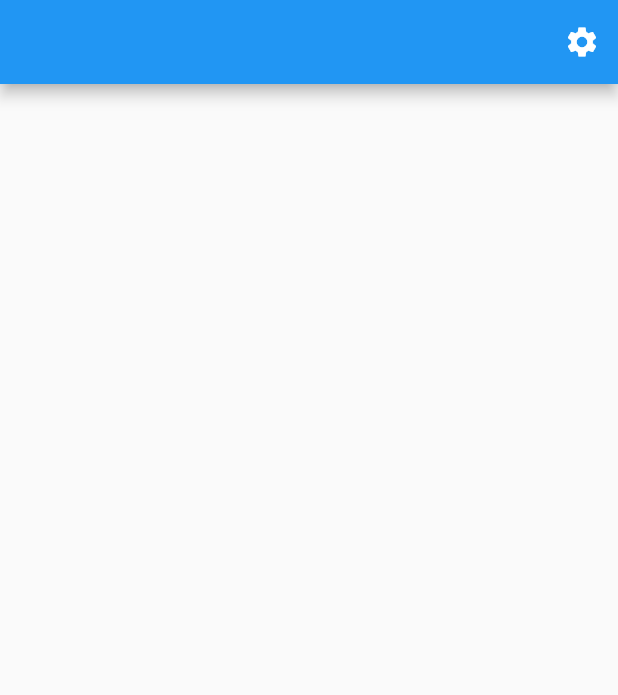
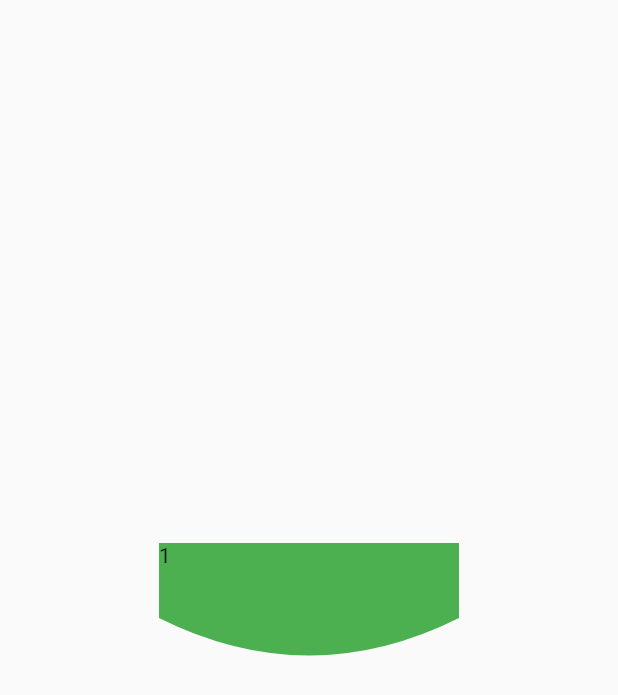
Before and after one commit to mdddj/flutter_what_is_this_game, a Flutter app: the screen it shows after launch, on a phone screen of 412 x 824 dp. Shown: the top 695 px of the screen. Run offline on Flutter 3.47's test engine with Material 2 defaults, Android fonts, the phone set to English and light mode, and no system bars; our stand-ins replace get.

Commit message:
添加贝塞尔曲线

```diff
--- /dev/null
+++ b/lib/demos/demo3.dart
@@ -0,0 +1,56 @@
+import 'package:flutter/material.dart';
+
+const w = 200.0;
+const h = 100.0;
+
+class Demo3 extends StatefulWidget {
+  const Demo3({Key? key}) : super(key: key);
+
+  @override
+  _Demo3State createState() => _Demo3State();
+}
+
+class _Demo3State extends State<Demo3> {
+  @override
+  Widget build(BuildContext context) {
+    return Scaffold(
+      body: Center(
+        child: Container(
+          width: w,
+          height: h,
+          color: Colors.grey.shade50,
+          child: ClipPath(
+            clipper: CustomChipPath(),
+            child: Container(
+              width: w,
+              height: h,
+              color: Colors.green,
+              child: Text('1'),
+            ),
+          ),
+        ),
+      ),
+    );
+  }
+}
+
+class CustomChipPath extends CustomClipper<Path> {
+  @override
+  bool shouldReclip(covariant CustomClipper oldClipper) => true;
+
+  @override
+  Path getClip(Size size) {
+    print(size);
+    Path path = Path();
+
+    path.lineTo(0, h * 0.5);
+
+    const p1 = Offset(w/2, h);
+    const p2 = Offset(w, h*0.5);
+    path.quadraticBezierTo(p1.dx, p1.dy,p2.dx,p2.dy);
+
+    path.lineTo(w, 0);
+
+    return path;
+  }
+}
--- a/lib/main.dart
+++ b/lib/main.dart
@@ -1,4 +1,5 @@
 import 'package:flutter/material.dart';
+import 'package:gesture/demos/demo3.dart';
 import 'package:get/get.dart';
 
 import 'demos/demo2/view.dart';
@@ -25,7 +26,7 @@ class MyApp extends StatelessWidget {
         // is not restarted.
         primarySwatch: Colors.blue,
       ),
-      home: WhitePaper(),
+      home: Demo3(),
     );
   }
 }
```
Also changed, not shown: lib/demos/demo2/paper_painter.dart (+22 -0 lines), lib/demos/demo2/point.dart (+14 -1 lines).
